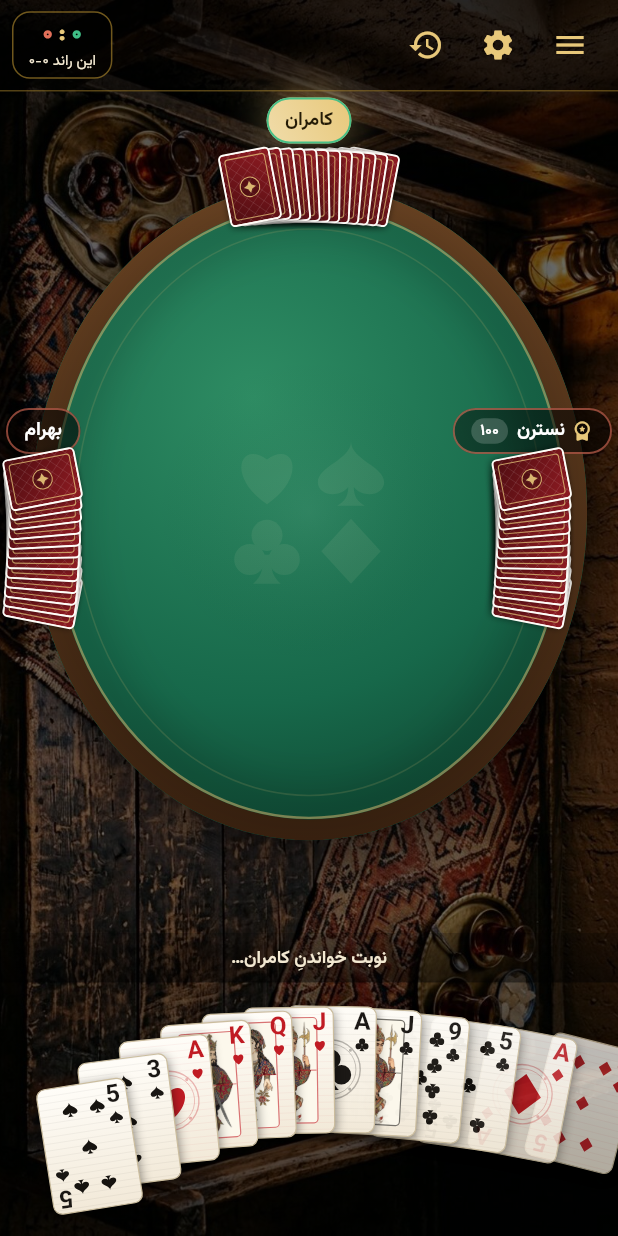
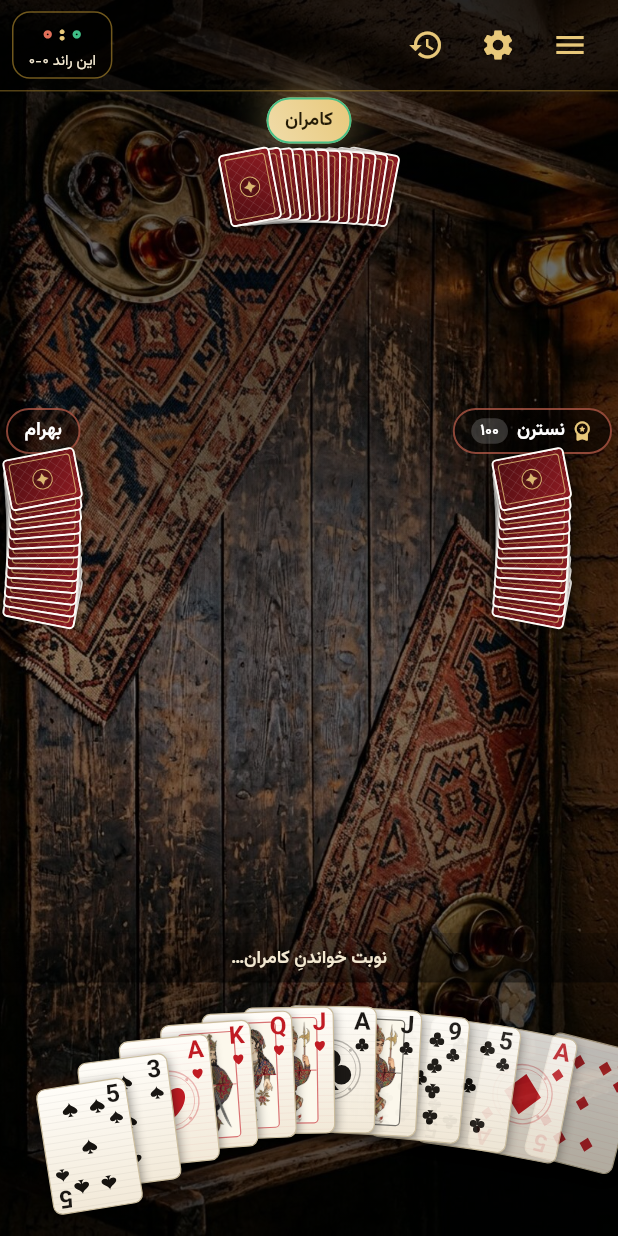
Before and after one commit to kamandbeauty/kamand, a Flutter app: the screen it shows after launch, after a tap on "دو نفره", after a tap on "چهار نفره", after a tap on "بازی جدید", on a phone screen of 412 x 824 dp. Run offline on Flutter 3.47's test engine with Material 3 defaults, Android fonts, the phone set to English and light mode, and no system bars; our stand-ins replace shared_preferences.

Commit message:
حذف میزِ بیضیِ وسط و درشت‌تر شدنِ برگ‌های روی زمین
Co-authored-by: arena-agent <297053741+arena-agent@users.noreply.github.com>

```diff
--- a/lib/ui/screens/game_screen.dart
+++ b/lib/ui/screens/game_screen.dart
@@ -410,90 +410,19 @@ class _TableArea extends StatelessWidget {
         final double cw = (box.maxWidth * 0.085).clamp(24.0, 38.0);
         return Stack(
           children: <Widget>[
-            // میزِ نمدیِ بیضی وسط
+            // بدون میز: فقط یک سایهٔ نرمِ مرکزی تا برگ‌ها روی فرش خوانا بمانند
             Center(
               child: Container(
-                width: box.maxWidth * 0.90,
-                height: box.maxHeight * 0.78,
+                width: box.maxWidth * 0.92,
+                height: box.maxHeight * 0.80,
                 decoration: BoxDecoration(
-                  borderRadius: BorderRadius.all(
-                    Radius.elliptical(box.maxWidth * 0.45, box.maxHeight * 0.39),
-                  ),
-                  boxShadow: <BoxShadow>[
-                    BoxShadow(
-                      color: Colors.black.withValues(alpha: 0.65),
-                      blurRadius: 34,
-                      spreadRadius: 4,
-                      offset: const Offset(0, 10),
-                    ),
-                  ],
-                ),
-                child: ClipOval(
-                  child: Stack(
-                    fit: StackFit.expand,
-                    children: <Widget>[
-                      const DecoratedBox(
-                        decoration: BoxDecoration(
-                          gradient: RadialGradient(
-                            center: Alignment(-0.2, -0.35),
-                            radius: 1.0,
-                            colors: <Color>[
-                              Color(0xFF2E8C63),
-                              Color(0xFF17684A),
-                              Color(0xFF0A3524),
-                            ],
-                            stops: <double>[0, 0.55, 1],
-                          ),
-                        ),
-                      ),
-                      // نشانِ محوِ وسطِ میز
-                      const Center(
-                        child: Opacity(
-                          opacity: 0.075,
-                          child: Column(
-                            mainAxisSize: MainAxisSize.min,
-                            children: <Widget>[
-                              Row(
-                                mainAxisSize: MainAxisSize.min,
-                                children: <Widget>[
-                                  SuitIcon(
-                                    suit: Suit.spades,
-                                    size: 46,
-                                    color: Color(0xFFF6E7C1),
-                                  ),
-                                  SizedBox(width: 10),
-                                  SuitIcon(
-                                    suit: Suit.hearts,
-                                    size: 46,
-                                    color: Color(0xFFF6E7C1),
-                                  ),
-                                ],
-                              ),
-                              SizedBox(height: 6),
-                              Row(
-                                mainAxisSize: MainAxisSize.min,
-                                children: <Widget>[
-                                  SuitIcon(
-                                    suit: Suit.diamonds,
-                                    size: 46,
-                                    color: Color(0xFFF6E7C1),
-                                  ),
-                                  SizedBox(width: 10),
-                                  SuitIcon(
-                                    suit: Suit.clubs,
-                                    size: 46,
-                                    color: Color(0xFFF6E7C1),
-                                  ),
-                                ],
-                              ),
-                            ],
-                          ),
-                        ),
-                      ),
-                      Positioned.fill(
-                        child: CustomPaint(painter: _TableRimPainter()),
-                      ),
+                  gradient: RadialGradient(
+                    colors: <Color>[
+                      Colors.black.withValues(alpha: 0.34),
+                      Colors.black.withValues(alpha: 0.18),
+                      Colors.transparent,
                     ],
+                    stops: const <double>[0, 0.55, 1],
                   ),
                 ),
               ),
@@ -530,7 +459,7 @@ class _TableArea extends StatelessWidget {
             Center(
               child: _TrickArea(
                 controller: controller,
-                size: Size(box.maxWidth * 0.60, box.maxHeight * 0.62),
+                size: Size(box.maxWidth * 0.66, box.maxHeight * 0.64),
               ),
             ),
             if (e.phase == GamePhase.kitty)
@@ -546,44 +475,6 @@ class _TableArea extends StatelessWidget {
 }
 
 /// قابِ چوبی و حلقه‌های طلاییِ دورِ میز (بیضوی، هم‌شکل با خودِ میز).
-class _TableRimPainter extends CustomPainter {
-  @override
-  void paint(Canvas canvas, Size size) {
-    final Rect r = Offset.zero & size;
-    final Paint wood = Paint()
-      ..style = PaintingStyle.stroke
-      ..strokeWidth = 14
-      ..shader = const LinearGradient(
-        begin: Alignment.topCenter,
-        end: Alignment.bottomCenter,
-        colors: <Color>[Color(0xFF6B4423), Color(0xFF3A2210)],
-      ).createShader(r);
-    canvas.drawOval(r.deflate(7), wood);
-
-    final Paint gold = Paint()
-      ..style = PaintingStyle.stroke
-      ..strokeWidth = 1.6
-      ..color = AppColors.gold.withValues(alpha: 0.55);
-    canvas.drawOval(r.deflate(15), gold);
-
-    final Paint faint = Paint()
-      ..style = PaintingStyle.stroke
-      ..strokeWidth = 1
-      ..color = AppColors.gold.withValues(alpha: 0.16);
-    canvas.drawOval(r.deflate(30), faint);
-
-    // سایهٔ داخلیِ ملایم برای حسِ گودیِ میز
-    final Paint inner = Paint()
-      ..style = PaintingStyle.stroke
-      ..strokeWidth = 26
-      ..color = Colors.black.withValues(alpha: 0.16)
-      ..maskFilter = const MaskFilter.blur(BlurStyle.normal, 14);
-    canvas.drawOval(r.deflate(20), inner);
-  }
-
-  @override
-  bool shouldRepaint(covariant _TableRimPainter oldDelegate) => false;
-}
 
 /// برگ‌های روی هم در بازی دونفره (با شمارندهٔ باقی‌مانده).
 class _StockPile extends StatelessWidget {
@@ -844,7 +735,7 @@ class _TrickArea extends StatelessWidget {
   @override
   Widget build(BuildContext context) {
     final ShelemEngine e = controller.engine!;
-    final double cw = (size.width * 0.28).clamp(42.0, 68.0);
+    final double cw = (size.width * 0.34).clamp(52.0, 86.0);
     final List<Alignment> spots = e.seats == 2
         ? <Alignment>[const Alignment(0, 0.72), const Alignment(0, -0.72)]
         : <Alignment>[
```
